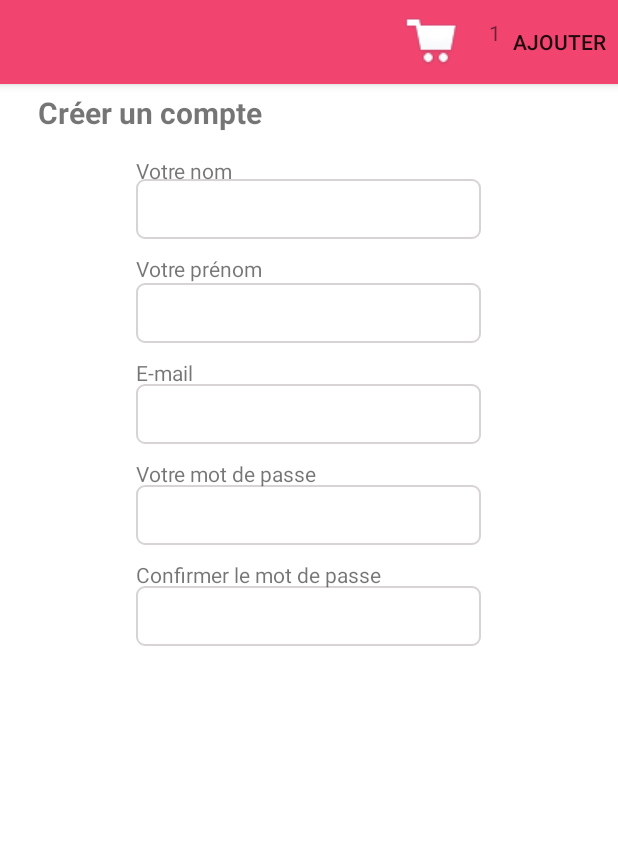
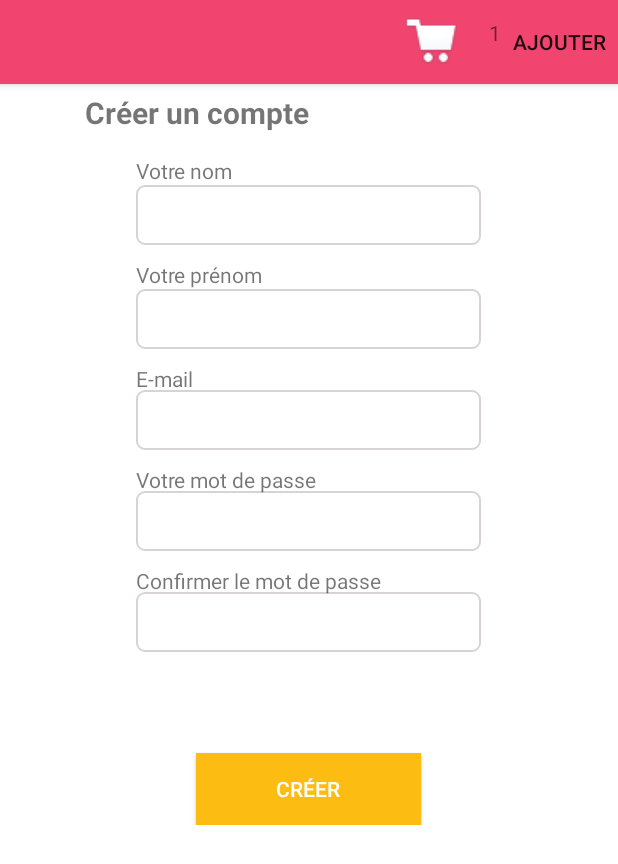
Before and after one commit to Deep21/Ecommerce, an Android app: the screen it shows after launch (MainActivity), after a tap on "Créer un compte", on a phone screen of 412 x 824 dp. Shown: the top 864 px of the screen. Run offline under Robolectric (Android 15) with nearby library versions, the phone set to English and light mode, and no system bars; our stand-ins replace ButterKnife; libraries missing offline, so code that uses them is left out: com.devspark.appmsg, com.octo.android, de.greenrobot.event, roboguice.util.temp; 5 statements that could not run were skipped.

Commit message:
add button to account

```diff
--- a/app/src/main/res/layout/create_account_fragment.xml
+++ b/app/src/main/res/layout/create_account_fragment.xml
@@ -13,9 +13,10 @@
             style="@style/editText"
             android:layout_width="230dp"
             android:layout_height="40dp"
+            android:ems="10"
             android:layout_below="@+id/lbl_prenom"
-            android:layout_centerHorizontal="true"
-            android:ems="10">
+            android:layout_alignLeft="@+id/nom"
+            android:layout_alignStart="@+id/nom">
 
             <requestFocus />
         </EditText>
@@ -25,10 +26,9 @@
             style="@style/editText"
             android:layout_width="230dp"
             android:layout_height="40dp"
-            android:layout_alignLeft="@+id/prenom"
-            android:layout_below="@+id/idententifiez_vous"
-            android:layout_marginTop="25dp"
-            android:ems="10" />
+            android:ems="10"
+            android:layout_below="@+id/lbl_nom"
+            android:layout_centerHorizontal="true" />
 
         <EditText
             android:id="@+id/email"
@@ -38,8 +38,7 @@
             android:layout_alignLeft="@+id/prenom"
             android:layout_below="@+id/prenom"
             android:layout_marginTop="27dp"
-            android:ems="10"
-            android:inputType="textPassword" />
+            android:ems="10" />
 
         <TextView
             android:id="@+id/lbl_nom"
@@ -95,10 +94,10 @@
             style="@style/h1"
             android:layout_width="wrap_content"
             android:layout_height="wrap_content"
-            android:layout_alignParentLeft="true"
+            android:text="@string/create_account"
             android:layout_alignParentTop="true"
-            android:layout_marginLeft="20dp"
-            android:text="@string/create_account" />
+            android:layout_alignRight="@+id/lbl_pwd"
+            android:layout_alignEnd="@+id/lbl_pwd" />
 
         <TextView
             android:id="@+id/lbl_pwd_confirm"
@@ -118,6 +117,16 @@
             android:layout_marginTop="10dp"
             android:text="Votre mot de passe" />
 
+        <Button
+            android:layout_width="wrap_content"
+            android:layout_height="wrap_content"
+            android:text="Créer"
+            android:id="@+id/save"
+            style="@style/btn_yellow"
+            android:layout_alignParentBottom="true"
+            android:layout_centerHorizontal="true"
+            android:layout_marginBottom="23dp" />
+
     </RelativeLayout>
 
 </ScrollView>
```
